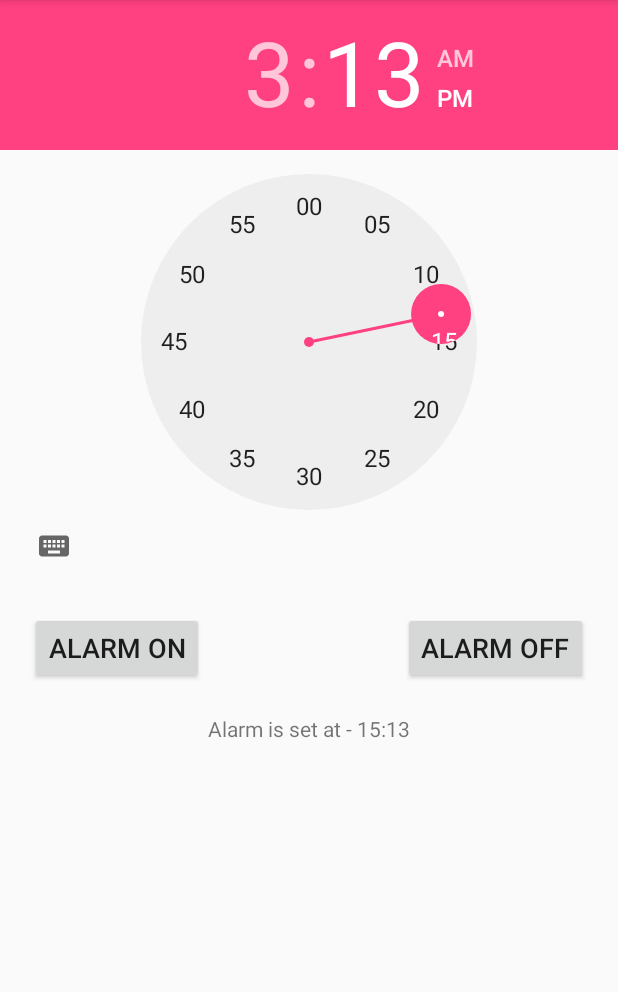
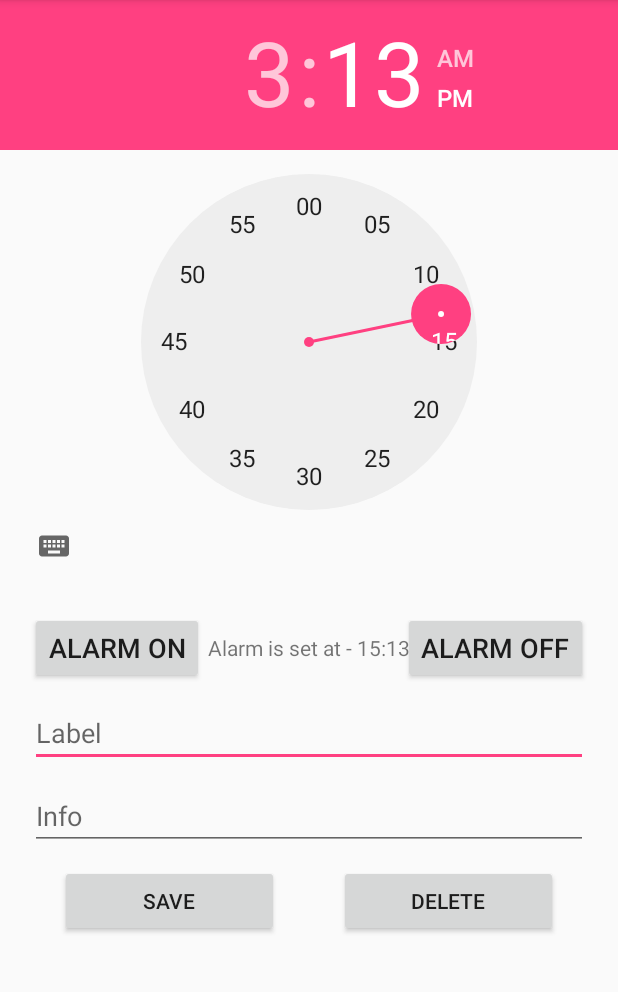
Before and after one commit to shagunbandi/GroupAlarm, an Android app: the MainAlarm screen opened directly, with no data from a screen before it, after a tap on "ALARM ON", on a phone screen of 412 x 824 dp, the part 84-1076 px from its top. Run offline under Robolectric (Android 15) with nearby library versions, the phone set to English and light mode, and no system bars; network calls fail; 1 other tap on this screen came first.

Commit message:
One Alarm works not mulitple

```diff
--- /dev/null
+++ b/app/src/main/java/com/justapp/groupalarm/AlarmDBManager.java
@@ -0,0 +1,141 @@
+package com.justapp.groupalarm;
+
+import android.content.ContentValues;
+import android.content.Context;
+import android.database.Cursor;
+import android.database.sqlite.SQLiteDatabase;
+import android.database.sqlite.SQLiteOpenHelper;
+import android.util.Log;
+
+import java.util.ArrayList;
+import java.util.HashMap;
+
+/**
+ * Created by shagunbandi on 30/03/18.
+ */
+
+public class AlarmDBManager extends SQLiteOpenHelper{
+
+    final String TAG = "SHAGUN";
+
+    private static final int DATABASE_VERSION = 1;
+    private static final String DATABASE_NAME = "alarms.db";
+    public static final String TABLE_ALARMS = "alarm";
+
+    // Columns
+    public static final String COLUMN_ID = "_id";
+    public static final String COLUMN_LABEL = "label";
+    public static final String COLUMN_INFO = "info";
+    public static final String COLUMN_HOUR = "hour";
+    public static final String COLUMN_MIN = "minutes";
+    public static final String COLUMN_STATUS = "alarm_status";
+
+    public AlarmDBManager(Context context, String name, SQLiteDatabase.CursorFactory factory, int version) {
+        super(context, DATABASE_NAME, factory, DATABASE_VERSION);
+    }
+
+    @Override
+    public void onCreate(SQLiteDatabase db) {
+        String query = "CREATE TABLE " + TABLE_ALARMS + "( " +
+                COLUMN_ID + " INTEGER PRIMARY KEY AUTOINCREMENT, " +
+                COLUMN_LABEL + " TEXT, " +
+                COLUMN_INFO + " TEXT, " +
+                COLUMN_HOUR + " INTEGER, " +
+                COLUMN_MIN + " INTEGER, " +
+                COLUMN_STATUS + " BOOLEAN " +
+
+                ")";
+        db.execSQL(query);
+    }
+
+    @Override
+    public void onUpgrade(SQLiteDatabase db, int oldVersion, int newVersion) {
+        String query = "DROP TABLE IF EXISTS " + TABLE_ALARMS;
+        db.execSQL(query);
+        onCreate(db);
+    }
+
+    // Add a new row
+    public void add_alarm(Alarms alarm) {
+        ContentValues values = new ContentValues();
+        values.put(COLUMN_LABEL, alarm.get_label());
+        values.put(COLUMN_INFO, alarm.get_info());
+        values.put(COLUMN_HOUR, alarm.get_hour());
+        values.put(COLUMN_MIN, alarm.get_min());
+        values.put(COLUMN_STATUS, alarm.get_alarm_status());
+        SQLiteDatabase db = getWritableDatabase();
+        db.insert(TABLE_ALARMS, null, values);
+
+        Log.i(TAG, "Row Added");
+    }
+
+    public void update_alarm(Alarms alarm, String prevAlarmLabel) {
+        ContentValues values = new ContentValues();
+        values.put(COLUMN_LABEL, alarm.get_label());
+        values.put(COLUMN_INFO, alarm.get_info());
+        values.put(COLUMN_HOUR, alarm.get_hour());
+        values.put(COLUMN_MIN, alarm.get_min());
+        values.put(COLUMN_STATUS, alarm.get_alarm_status());
+        SQLiteDatabase db = getWritableDatabase();
+        db.update(TABLE_ALARMS, values, COLUMN_LABEL + "=\"" + prevAlarmLabel + "\"", null);
+        Log.i(TAG, "Updated");
+    }
+
+    public void delete_alarm(String alarmLabel){
+        SQLiteDatabase db = getWritableDatabase();
+        String query = "DELETE FROM " + TABLE_ALARMS + " WHERE " + COLUMN_LABEL + " =\"" + alarmLabel + "\"; ";
+        db.execSQL(query);
+
+        Log.i(TAG, alarmLabel + " Deleted from the Table");
+    }
+
+    public String[] get_all_labels() {
+
+        ArrayList<String> labelList = new ArrayList<String>();
+        SQLiteDatabase db = getWritableDatabase();
+        String query = "SELECT * FROM " + TABLE_ALARMS + " WHERE 1";
+        Cursor c = db.rawQuery(query, null);
+
+        if (c!=null && c.moveToFirst()) {
+            do {
+                if (c.getString(c.getColumnIndex(COLUMN_LABEL)) != null) {
+                    labelList.add(c.getString(c.getColumnIndex(COLUMN_LABEL)));
+                }
+            } while (c.moveToNext());
+        }
+
+        db.close();
+
+//        labelList.add("1");
+//        labelList.add("2");
+//        labelList.add("3");
+
+        return labelList.toArray(new String[0]);
+    }
+
+    public HashMap<String, Object> get_row_with_label(String label){
+
+//        TODO Currently return only the first item with that label
+
+        HashMap<String, Object> map= new HashMap<String, Object>();
+        SQLiteDatabase db = getReadableDatabase();
+        String query = "SELECT * FROM " + TABLE_ALARMS + " WHERE " + COLUMN_LABEL + "=\"" + label + "\";";
+        Cursor cursor = db.rawQuery(query, null);
+
+        if (cursor.moveToFirst())
+        {
+            map.put(COLUMN_ID, cursor.getInt(0));
+            map.put(COLUMN_LABEL, cursor.getString(1));
+            map.put(COLUMN_INFO, cursor.getString(2));
+            map.put(COLUMN_HOUR, cursor.getString(3));
+            map.put(COLUMN_MIN, cursor.getString(4));
+            map.put(COLUMN_STATUS, cursor.getInt(5) > 0);
+        }
+
+        return map;
+    }
+
+
+
+
+}
--- a/app/src/main/java/com/justapp/groupalarm/Alarms.java
+++ b/app/src/main/java/com/justapp/groupalarm/Alarms.java
@@ -9,40 +9,79 @@ public class Alarms {
     private int _id;
     private String _label;
     private String _info;
-    private String _time;
+    private String _hour;
+    private String _min;
+    private long _timeinmillis;
+    private boolean _alarm_status;
+
 
     public Alarms() {
+        _label = "";
+        _info = "";
+        _hour=  "";
+        _min = "";
+        _alarm_status = false;
     }
 
-    public int get_id() {
-        return _id;
-    }
+    //Setters
+
 
     public void set_id(int _id) {
         this._id = _id;
+    }
+
+    public void set_label(String _label) {
+        this._label = _label;
+    }
+
+    public void set_info(String _info) {
+        this._info = _info;
+    }
+
+    public void set_hour(String _hour) {
+        this._hour = _hour;
+    }
+
+    public void set_min(String _min) {
+        this._min = _min;
+    }
+
+    public void set_timeinmillis(long _timeinmillis) {
+        this._timeinmillis = _timeinmillis;
+    }
+
+    public void set_alarm_status(boolean _alarm_status) {
+        this._alarm_status = _alarm_status;
+    }
+
+    //Getters
+    public int get_id() {
+        return _id;
     }
 
     public String get_label() {
         return _label;
     }
 
-    public void set_label(String _label) {
-        this._label = _label;
-    }
-
     public String get_info() {
         return _info;
     }
 
-    public void set_info(String _info) {
-        this._info = _info;
+    public String get_hour() {
+        return _hour;
     }
 
-    public String get_time() {
-        return _time;
+    public String get_min() {
+        return _min;
     }
 
-    public void set_time(String _time) {
-        this._time = _time;
+    public long get_timeinmillis() {
+        return _timeinmillis;
     }
+
+    public boolean get_alarm_status() {
+        return _alarm_status;
+    }
+
+
 }
--- a/app/src/main/java/com/justapp/groupalarm/MainAlarm.java
+++ b/app/src/main/java/com/justapp/groupalarm/MainAlarm.java
@@ -5,83 +5,147 @@ import android.app.AlarmManager;
 import android.app.PendingIntent;
 import android.content.Context;
 import android.content.Intent;
-import android.nfc.Tag;
+import android.net.Uri;
 import android.os.Build;
 import android.support.v7.app.AppCompatActivity;
 import android.os.Bundle;
 import android.util.Log;
 import android.view.View;
 import android.widget.Button;
+import android.widget.EditText;
 import android.widget.TextView;
 import android.widget.TimePicker;
 
-import java.sql.Time;
 import java.text.SimpleDateFormat;
 import java.util.Calendar;
+import java.util.HashMap;
+
+import static com.justapp.groupalarm.AlarmDBManager.COLUMN_HOUR;
+import static com.justapp.groupalarm.AlarmDBManager.COLUMN_ID;
+import static com.justapp.groupalarm.AlarmDBManager.COLUMN_INFO;
+import static com.justapp.groupalarm.AlarmDBManager.COLUMN_LABEL;
+import static com.justapp.groupalarm.AlarmDBManager.COLUMN_MIN;
+import static com.justapp.groupalarm.AlarmDBManager.COLUMN_STATUS;
 
 public class MainAlarm extends AppCompatActivity {
 
+    // Imported
     AlarmManager alarmManager;
     TimePicker timePicker;
-    TextView alarmStatus;
     Context context;
     Calendar calendar;
     PendingIntent pendingIntent;
+
+    // Local
+    Boolean is_alarm_update;
+    Boolean alarm_status_current;
+    String labelName;
+    AlarmDBManager dbManager;
+    Alarms alarm;
+    Intent alarm_receiver;
+
+    // From the View
+    TextView alarmStatus;
+    Button saveButton;
+    Button delButton;
+    Button start_alarm;
+    Button stop_alarm;
+    EditText labelText;
+    EditText infoText;
+    int id;
+
     String TAG = "SHAGUN";
+
 
     @Override
     protected void onCreate(Bundle savedInstanceState) {
+
+        // Default Stuff
         super.onCreate(savedInstanceState);
         setContentView(R.layout.activity_main_alarm);
-        this.context = this;
 
-        //initialize variables
-        timePicker = (TimePicker) findViewById(R.id.myTimePicker);
-        alarmManager = (AlarmManager) getSystemService(ALARM_SERVICE);
-        alarmStatus = (TextView) findViewById(R.id.alarmStatus);
-        calendar = Calendar.getInstance();
+        //Initialize Class Variables
+        initialize_variable();
 
+        // Initialize this class Alarm and populate if update
+        alarm = new Alarms();
+        initialize_alarm();
+        fill_main_activity();
 
-        Button start_alarm = (Button) findViewById(R.id.start_alarm);
-        Button stop_alarm = (Button) findViewById(R.id.stop_alarm);
+        // Stop the Alarm, then Delete from database
+        delButton.setOnClickListener(
+                new View.OnClickListener() {
+                    @Override
+                    public void onClick(View v) {
 
-        final Intent alarm_receiver = new Intent(this.context, AlarmReceiver.class);
+                        Log.i(TAG, "Del Button Clicked");
 
+                        stop_alarm.performClick();
+                        dbManager.delete_alarm(labelText.getText().toString());
+                        back_to_main_alarm_intent();
+                    }
+                }
+        );
+
+        // Save to Alarm to DB
+        saveButton.setOnClickListener(
+                new View.OnClickListener() {
+                    @Override
+                    public void onClick(View v) {
+                        save_data_from_view_to_alarmDB();
+                        back_to_main_alarm_intent();
+                    }
+                }
+        );
+
+        // Save the Alarm to DB then Start Alarm
         start_alarm.setOnClickListener(
                 new View.OnClickListener() {
 
-
-//                    TODO Older API Version ke liye dekh liyo
                     @TargetApi(Build.VERSION_CODES.M)
                     @Override
                     public void onClick(View v) {
+
                         Log.i(TAG, "start clicked");
+
+                        // Get Hour and Min from timepicker
                         String hour = String.valueOf(timePicker.getHour());
                         String min = String.valueOf(timePicker.getMinute());
 
+                        // Set this to Calender
                         calendar.set(Calendar.HOUR_OF_DAY, timePicker.getHour());
                         calendar.set(Calendar.MINUTE, timePicker.getMinute());
 
+                        // Log the results
                         SimpleDateFormat sdf = new SimpleDateFormat("HH:mm:ss:S");
                         String result = sdf.format(Calendar.getInstance().getTime());
-
-
                         Log.i(TAG, "Current:  " + result);
                         Log.i(TAG, "Play at:  " + hour + ":" + min);
 
+                        // Update Status
                         set_alarm_status("Alarm is set at - " + hour + ":" + min);
 
+                        // Pass info to alarm_reveiver
                         alarm_receiver.putExtra("extra", true);
 
+                        // Save Alarm
+                        save_data_from_view_to_alarmDB();
 
-                        //Create Intent till specified time
+                        // Update te variable
+                        is_alarm_update = true;
+
+                        // Make Unique Alarm Receiver
+                        alarm_receiver.setAction(String.valueOf(alarm.get_id()));
+                        alarm_receiver.setData(Uri.parse(String.valueOf(alarm.get_id())));
                         pendingIntent = PendingIntent.getBroadcast(
                                 MainAlarm.this,
                                 0, alarm_receiver,
-                                PendingIntent.FLAG_UPDATE_CURRENT);
+                                PendingIntent.FLAG_UPDATE_CURRENT
+                        );
+
 
                         alarmManager.set(AlarmManager.RTC_WAKEUP, calendar.getTimeInMillis(), pendingIntent);
-//                        alarmManager.set(AlarmManager.RTC_WAKEUP, System.currentTimeMillis() + 1000, pendingIntent);
+                        alarm_status_current = true;
 
                     }
                 }
@@ -98,21 +162,141 @@ public class MainAlarm extends AppCompatActivity {
 
                         set_alarm_status("Alarm is Off");
 
-                        if(pendingIntent != null) {
-                            alarmManager.cancel(pendingIntent);
-                            Log.i(TAG, "cancelling Pending Request");
-                            alarm_receiver.putExtra("extra", false);
+//                        if(pendingIntent != null) {
+//                            Log.i(TAG, "Pending Intent not null");
+//                            alarmManager.cancel(pendingIntent);
+//                            Log.i(TAG, "cancelling Pending Request");
+//                            alarm_receiver.putExtra("extra", false);
+//
+//                            sendBroadcast(alarm_receiver);
+//                            Log.i(TAG, "Broadcast Sent");
+//                        }
 
-                            sendBroadcast(alarm_receiver);
-                            Log.i(TAG, "Broadcast Sent");
-                        }
+                        alarm_receiver.setAction(String.valueOf(alarm.get_id()));
+                        alarm_receiver.setData(Uri.parse(String.valueOf(alarm.get_id())));
+                        pendingIntent = PendingIntent.getBroadcast(
+                                MainAlarm.this,
+                                0, alarm_receiver,
+                                PendingIntent.FLAG_UPDATE_CURRENT
+                        );
+                        alarmManager.cancel(pendingIntent);
+
+                        alarm_status_current = false;
+
+                        Intent stop_service = new Intent(MainAlarm.this, RingtonePlayingService.class);
+                        stop_service.setAction(String.valueOf(alarm.get_id()));
+                        stop_service.setData(Uri.parse(String.valueOf(alarm.get_id())));
+                        stopService(stop_service);
+
+                        stop_service = new Intent(MainAlarm.this, RingtonePlayingService.class);
+                        stopService(stop_service);
+
+
+
                     }
                 }
         );
 
     }
 
+    private void back_to_main_alarm_intent() {
+        Intent all_alarm_intent = new Intent(MainAlarm.this, ListActivity.class);
+        MainAlarm.this.startActivity(all_alarm_intent);
+    }
+
+    private void initialize_variable() {
+
+        //initialize variables
+        this.context = this;
+        timePicker = (TimePicker) findViewById(R.id.myTimePicker);
+        calendar = Calendar.getInstance();
+        alarmManager = (AlarmManager) getSystemService(ALARM_SERVICE);
+
+        dbManager = new AlarmDBManager(this, null, null, 1);
+        is_alarm_update = false;
+        alarm_status_current = false;
+        id = -1;
+        alarm_receiver = new Intent(this.context, AlarmReceiver.class);
+
+        alarmStatus = (TextView) findViewById(R.id.alarmStatus);
+        saveButton = (Button) findViewById(R.id.saveButton);
+        delButton = (Button) findViewById(R.id.delButton);
+        start_alarm = (Button) findViewById(R.id.start_alarm);
+        stop_alarm = (Button) findViewById(R.id.stop_alarm);
+        labelText = (EditText) findViewById(R.id.labelText);
+        infoText = (EditText) findViewById(R.id.infoText);
+
+        Log.i(TAG, "Initialized all variables");
+
+    }
+
+
+    public void initialize_alarm() {
+        Bundle listActivityData = getIntent().getExtras();
+        if(listActivityData!=null) {
+            labelName = listActivityData.getString("LabelName");
+            HashMap<String, Object> map = dbManager.get_row_with_label(labelName);
+
+            alarm.set_info((String) map.get(COLUMN_INFO));
+            alarm.set_label((String) map.get(COLUMN_LABEL));
+            alarm.set_id((int) map.get(COLUMN_ID));
+            alarm.set_min((String) map.get(COLUMN_MIN));
+            alarm.set_hour((String) map.get(COLUMN_HOUR));
+            alarm.set_alarm_status((Boolean) map.get(COLUMN_STATUS));
+
+            is_alarm_update = true;
+        }
+
+        Log.i(TAG, "Local Alarm Initialized");
+    }
+
+    private void fill_main_activity() {
+        infoText.setText(alarm.get_info());
+        labelText.setText(alarm.get_label());
+        id = alarm.get_id();
+
+        // Status
+        boolean status = alarm.get_alarm_status();
+        if(status) {
+            alarmStatus.setText("Alarm is On !!");
+            start_alarm.performClick();
+        }
+        else{
+            alarmStatus.setText("Alarm is off !!");
+            stop_alarm.performClick();
+        }
+
+        // timepicker
+        String min = alarm.get_min();
+        String hour = alarm.get_hour();
+
+        if (!hour.equals("") && !min.equals("")){
+            timePicker.setHour(Integer.parseInt(hour));
+            timePicker.setMinute(Integer.parseInt(min));
+        }
+
+        Log.i(TAG, "Main Activity populated");
+    }
+
     private void set_alarm_status(String status){
         alarmStatus.setText(status);
     }
+
+    private void save_data_from_view_to_alarmDB(){
+        alarm.set_info(infoText.getText().toString());
+        alarm.set_label(labelText.getText().toString());
+        alarm.set_hour(String.valueOf(timePicker.getHour()));
+        alarm.set_min(String.valueOf(timePicker.getMinute()));
+        alarm.set_alarm_status(alarm_status_current);
+
+        // Update if already there else add new row
+        if(MainAlarm.this.is_alarm_update) {
+            dbManager.update_alarm(alarm, labelName);
+            labelName = alarm.get_label();
+        }
+        else
+            dbManager.add_alarm(alarm);
+
+        Log.i(TAG, "Alarm Saved to DB");
+    }
 }
--- a/app/src/main/res/layout/activity_main_alarm.xml
+++ b/app/src/main/res/layout/activity_main_alarm.xml
@@ -11,8 +11,10 @@
         android:layout_height="match_parent"
         app:layout_constraintBottom_toBottomOf="parent"
         app:layout_constraintEnd_toEndOf="parent"
+        app:layout_constraintHorizontal_bias="1.0"
         app:layout_constraintStart_toStartOf="parent"
-        app:layout_constraintTop_toTopOf="parent">
+        app:layout_constraintTop_toTopOf="parent"
+        app:layout_constraintVertical_bias="0.0">
 
         <TimePicker
             android:id="@+id/myTimePicker"
@@ -50,9 +52,67 @@
             android:id="@+id/alarmStatus"
             android:layout_width="wrap_content"
             android:layout_height="wrap_content"
-            android:layout_below="@+id/stop_alarm"
+            android:layout_alignBottom="@+id/stop_alarm"
+            android:layout_alignTop="@+id/stop_alarm"
             android:layout_centerHorizontal="true"
-            android:text="@string/alarm_status" />
+            android:gravity="center_vertical|center_horizontal"
+            android:text="@string/alarm_is_off" />
+
+        <EditText
+            android:id="@+id/labelText"
+            android:layout_width="match_parent"
+            android:layout_height="wrap_content"
+            android:layout_alignParentStart="true"
+            android:layout_alignStart="@+id/start_alarm"
+            android:layout_below="@+id/alarmStatus"
+            android:layout_marginHorizontal="20dp"
+            android:layout_marginTop="10dp"
+            android:ems="10"
+            android:hint="@string/label"
+            android:inputType="textPersonName" />
+
+        <EditText
+            android:id="@+id/infoText"
+            android:layout_width="match_parent"
+            android:layout_height="wrap_content"
+            android:layout_alignParentStart="true"
+            android:layout_alignStart="@+id/start_alarm"
+            android:layout_below="@+id/labelText"
+            android:layout_marginHorizontal="20dp"
+            android:layout_marginTop="10dp"
+            android:ems="10"
+            android:hint="@string/info"
+            android:inputType="textPersonName" />
+
+        <View
+            android:id="@+id/anchor"
+            android:layout_width="0dp"
+            android:layout_height="0dp"
+            android:layout_alignBottom="@+id/saveButton"
+            android:layout_centerHorizontal="true"
+            android:layout_marginBottom="20dp" />
+
+        <Button
+            android:id="@+id/saveButton"
+            android:layout_width="match_parent"
+            android:layout_height="wrap_content"
+            android:layout_alignBaseline="@+id/delButton"
+            android:layout_alignBottom="@+id/delButton"
+            android:layout_alignStart="@+id/infoText"
+            android:layout_marginHorizontal="20dp"
+            android:layout_toStartOf="@id/anchor"
+            android:text="@string/save" />
+
+        <Button
+            android:id="@+id/delButton"
+            android:layout_width="wrap_content"
+            android:layout_height="wrap_content"
+            android:layout_alignEnd="@+id/infoText"
+            android:layout_below="@+id/infoText"
+            android:layout_marginHorizontal="20dp"
+            android:layout_marginTop="10dp"
+            android:layout_toEndOf="@id/anchor"
+            android:text="@string/delete" />
     </RelativeLayout>
 
 </android.support.constraint.ConstraintLayout>
--- a/app/src/main/res/values/strings.xml
+++ b/app/src/main/res/values/strings.xml
@@ -9,4 +9,9 @@
     <string name="set_alarm">Alarm On</string>
     <string name="delete_alarm">Alarm off</string>
     <string name="alarm_status">Alarm Status</string>
+    <string name="label">Label</string>
+    <string name="info">Info</string>
+    <string name="save">Save</string>
+    <string name="alarm_is_off">Alarm is Off</string>
+    <string name="delete">Delete</string>
 </resources>
```
Also changed, not shown: app/src/main/java/com/justapp/groupalarm/ListActivity.java (+44 -4 lines), app/src/main/java/com/justapp/groupalarm/RingtonePlayingService.java (+8 -0 lines), app/src/main/res/layout/activity_list.xml (+34 -4 lines).
